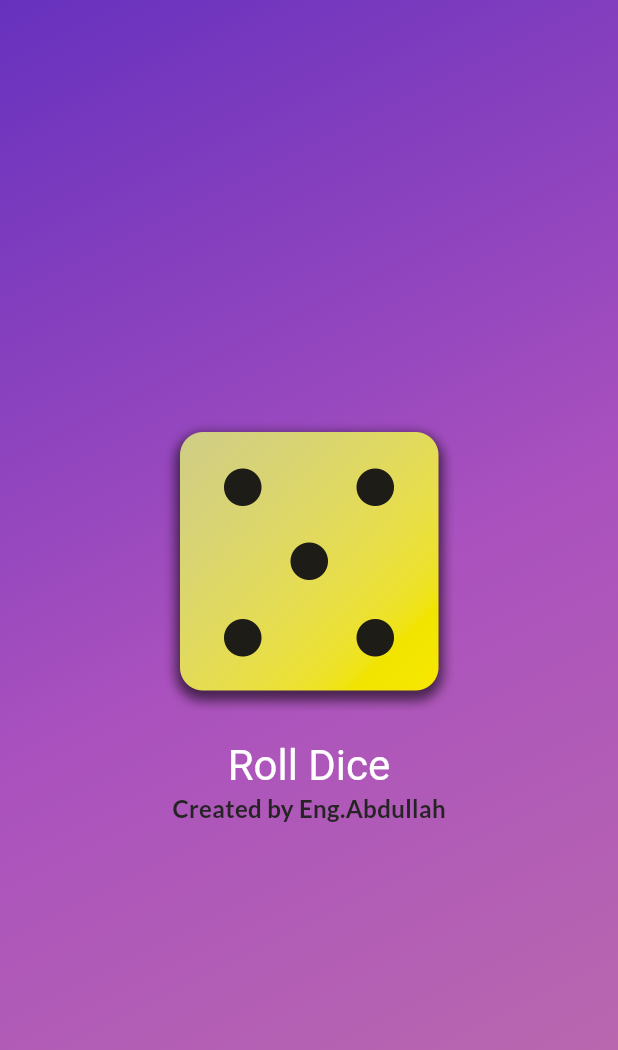
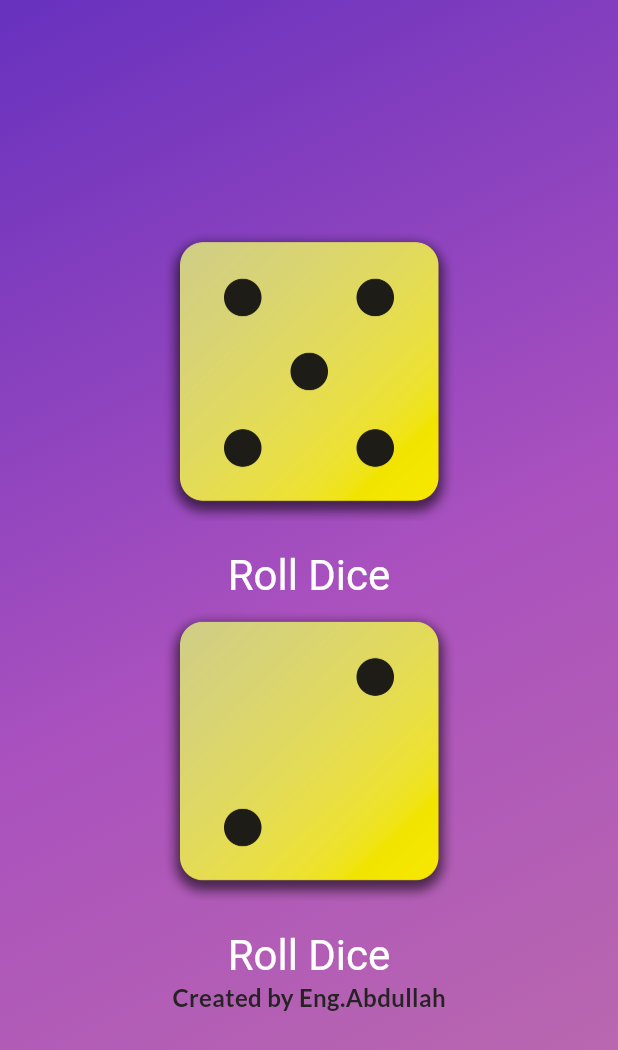
Before and after one commit to Abdullah-XDev/Dice-APP, a Flutter app: the screen it shows after launch, after a tap on "Roll Dice", on a phone screen of 412 x 824 dp. Shown: the top 1050 px of the screen. Run offline on Flutter 3.47's test engine with Material 3 defaults, Android fonts, the phone set to English and light mode, and no system bars; our stand-ins replace google_fonts.

Commit message:
added a seconde Dice player

```diff
--- a/lib/dice_roller.dart
+++ b/lib/dice_roller.dart
@@ -5,7 +5,11 @@ import 'package:google_fonts/google_fonts.dart';
 final randomizer = Random();
 
 class DiceRoller extends StatefulWidget {
-  const DiceRoller({super.key});
+  final int numberOfPlayers;
+
+
+  const DiceRoller({Key? key, required this.numberOfPlayers}) : super(key: key);
+
   @override
   State<DiceRoller> createState() {
     return _DiceRollerState();
@@ -13,10 +17,17 @@ class DiceRoller extends StatefulWidget {
 }
 
 class _DiceRollerState extends State<DiceRoller> {
-  var currentDiceRoll = 2;
-  void rollDice() {
+  late List<int> currentDiceRolls;
+
+  @override
+  void initState() {
+    super.initState();
+    currentDiceRolls = List.generate(widget.numberOfPlayers, (index) => 2);
+  }
+
+  void rollDice(int playerIndex) {
     setState(() {
-      currentDiceRoll = randomizer.nextInt(6) + 1;
+      currentDiceRolls[playerIndex] = randomizer.nextInt(6) + 1;
     });
   }
 
@@ -25,26 +36,30 @@ class _DiceRollerState extends State<DiceRoller> {
     return Column(
       mainAxisSize: MainAxisSize.min,
       children: [
+        for (int i = 0; i < widget.numberOfPlayers; i++)
+          Column(
+            children: [
               Image.asset(
-          'assets/images/dice-$currentDiceRoll.png',
+                'assets/images/dice-${currentDiceRolls[i]}.png',
                 width: 200,
               ),
               TextButton(
-          onPressed: rollDice,
+                onPressed: () => rollDice(i),
                 style: TextButton.styleFrom(
-              padding: const EdgeInsets.only(
-                top: 20,
-              ),
+                  padding: const EdgeInsets.only(top: 20),
                   foregroundColor: Colors.white,
                   textStyle: const TextStyle(
                     fontSize: 28,
-              )),
+                  ),
+                ),
                 child: const Text('Roll Dice'),
+              ),
+            ],
           ),
         Text(
           'Created by Eng.Abdullah',
-            style:GoogleFonts.lato (
-              color:const Color.fromARGB(255, 37, 35, 35),
+          style: GoogleFonts.lato(
+            color: const Color.fromARGB(255, 37, 35, 35),
             fontSize: 16,
             fontWeight: FontWeight.bold,
           ),
--- a/lib/gradient_container.dart
+++ b/lib/gradient_container.dart
@@ -22,8 +22,8 @@ class GradientContainer extends StatelessWidget {
           end: endAlignment,
         ),
       ),
-      child: Center(
-        child: DiceRoller(),
+      child: const Center(
+        child: DiceRoller(numberOfPlayers: 2,),
       ),
     );
   }
```
Lines whose indentation alone changed are shown as unchanged.
